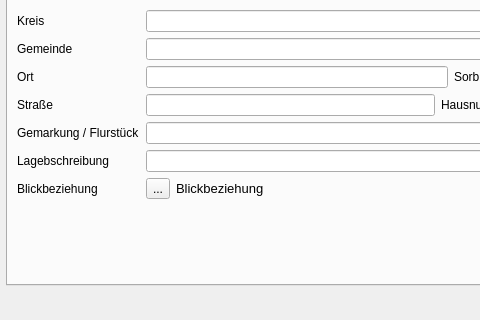
This is LauQGIS_frontend/objektbereich_form.ui in LausitzBergbaukultur/LauGIS as Qt 5 draws it before an edit; both pictures show x 0 to 480 and y 210 to 530 of the 825 by 530 pixel window. The edited form follows.
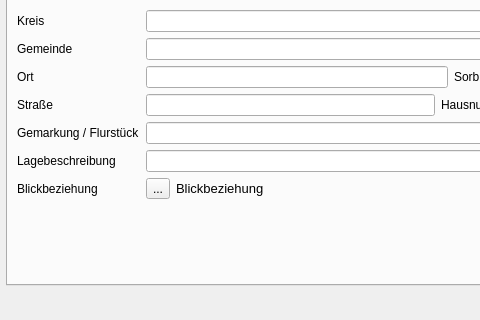
This is the edited form. The open tabs and pages were chosen to show the change. Custom widgets are drawn as their Qt base class.

Diff of the .ui file:
```diff
--- a/LauQGIS_frontend/objektbereich_form.ui
+++ b/LauQGIS_frontend/objektbereich_form.ui
@@ -595,7 +595,7 @@
          <item row="5" column="0">
           <widget class="QLabel" name="label_19">
            <property name="text">
-            <string>Lagebschreibung</string>
+            <string>Lagebeschreibung</string>
            </property>
           </widget>
          </item>
```
